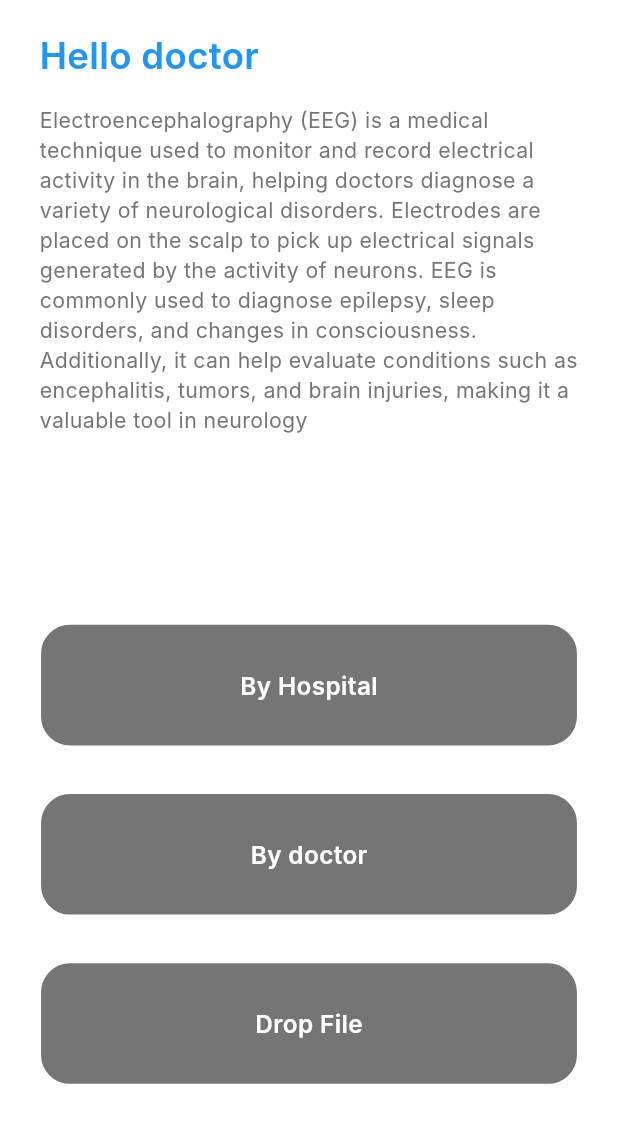
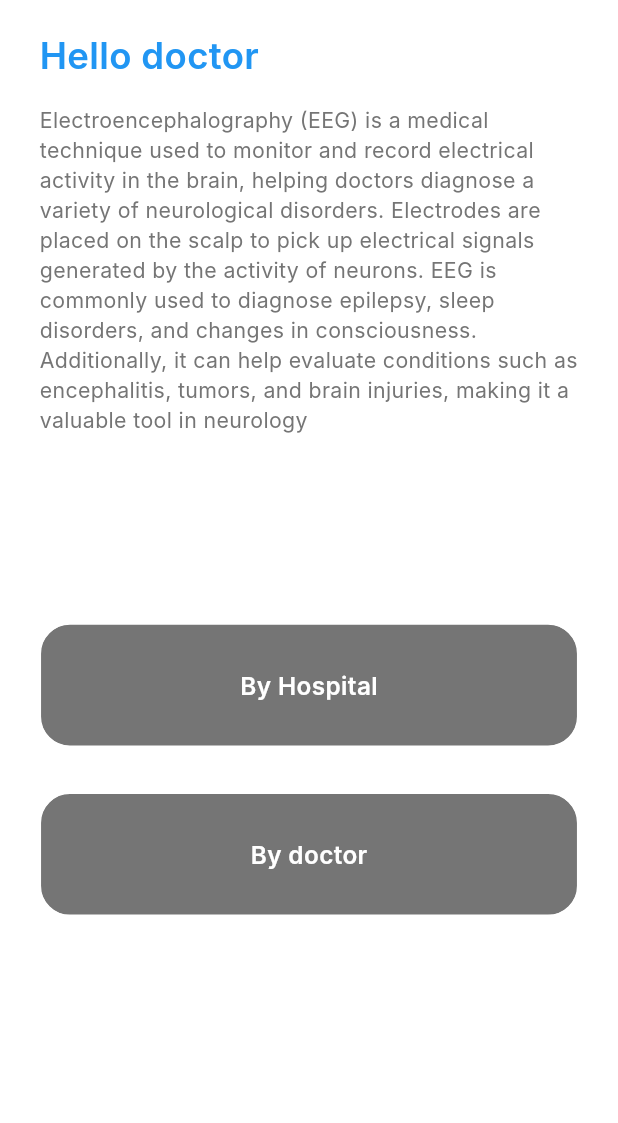
Before and after one commit to IbrahimElbazz/Brainpulse, a Flutter app: the HomeBody screen opened directly, on a phone screen of 412 x 824 dp. Shown: the top 1123 px of the screen. Run offline on Flutter 3.47's test engine with Material 3 defaults, Android fonts, the phone set to English and light mode, and no system bars; drawn by our look-alikes of animated_text_kit; our stand-ins replace dartz, dio, flutter_bloc, flutter_screenutil, flutter_svg, freezed_annotation and 11 more; missing offline and left inert: dart:ffi; accounts and stored records are empty; generated files the repository leaves out were written again; Roboto replaces fonts that are missing (Inter).

Commit message:
remove drop file from home

```diff
--- a/lib/features/app_navigation/app_navigation.dart
+++ b/lib/features/app_navigation/app_navigation.dart
@@ -2,12 +2,10 @@ import 'package:brain_pulse/core/Theming/colors.dart';
 import 'package:brain_pulse/features/brain/presentation/screens/brain_screen.dart';
 import 'package:brain_pulse/features/history/presentation/screens/history.dart';
 import 'package:brain_pulse/features/home/presentation/screens/home_screen.dart';
-import 'package:brain_pulse/features/more/more.dart';
 import 'package:brain_pulse/features/my_account/presentation/screens/my_account.dart';
 import 'package:flutter/material.dart';
 import 'package:flutter_screenutil/flutter_screenutil.dart';
 import 'package:flutter_svg/svg.dart';
-import 'package:ionicons/ionicons.dart';
 
 class AppNavigation extends StatefulWidget {
   const AppNavigation({super.key});
--- a/lib/features/home/presentation/screens/widgets/home_body.dart
+++ b/lib/features/home/presentation/screens/widgets/home_body.dart
@@ -86,19 +86,19 @@ class HomeBody extends StatelessWidget {
                   height: 80.h,
                 ),
               ),
-              Padding(
-                padding: EdgeInsets.only(
-                  top: 30.h,
-                ),
-                child: CustomButton(
-                  text: "Drop File",
-                  onTap: () {
-                    Navigator.pushNamed(context, Routes.dropfilescreen);
-                  },
-                  width: double.infinity,
-                  height: 80.h,
-                ),
-              )
+              // Padding(
+              //   padding: EdgeInsets.only(
+              //     top: 30.h,
+              //   ),
+              //   child: CustomButton(
+              //     text: "Drop File",
+              //     onTap: () {
+              //       Navigator.pushNamed(context, Routes.dropfilescreen);
+              //     },
+              //     width: double.infinity,
+              //     height: 80.h,
+              //   ),
+              // )
             ],
           ),
         ),
--- a/lib/features/privacy_and_security/presentation/screens/change_password_screen.dart
+++ b/lib/features/privacy_and_security/presentation/screens/change_password_screen.dart
@@ -1,9 +1,6 @@
-import 'dart:async';
-
 import 'package:brain_pulse/core/Theming/colors.dart';
 import 'package:brain_pulse/core/Widgets/pop_circle_button.dart';
 import 'package:brain_pulse/core/helpers/extentions.dart';
-import 'package:brain_pulse/core/routing/routers.dart';
 import 'package:brain_pulse/core/widgets/gap.dart';
 import 'package:brain_pulse/features/my_account/presentation/widgets/button.dart';
 import 'package:brain_pulse/features/my_account/presentation/widgets/text_field_custom.dart';
--- a/lib/features/privacy_and_security/presentation/screens/delete_account.dart
+++ b/lib/features/privacy_and_security/presentation/screens/delete_account.dart
@@ -1,7 +1,4 @@
-import 'dart:async';
-
 import 'package:brain_pulse/core/Theming/colors.dart';
-import 'package:brain_pulse/core/Widgets/pop_circle_button.dart';
 import 'package:brain_pulse/core/helpers/extentions.dart';
 import 'package:brain_pulse/core/helpers/spacing.dart';
 import 'package:brain_pulse/core/widgets/gap.dart';
```
Also changed, not shown: 4 other files.
